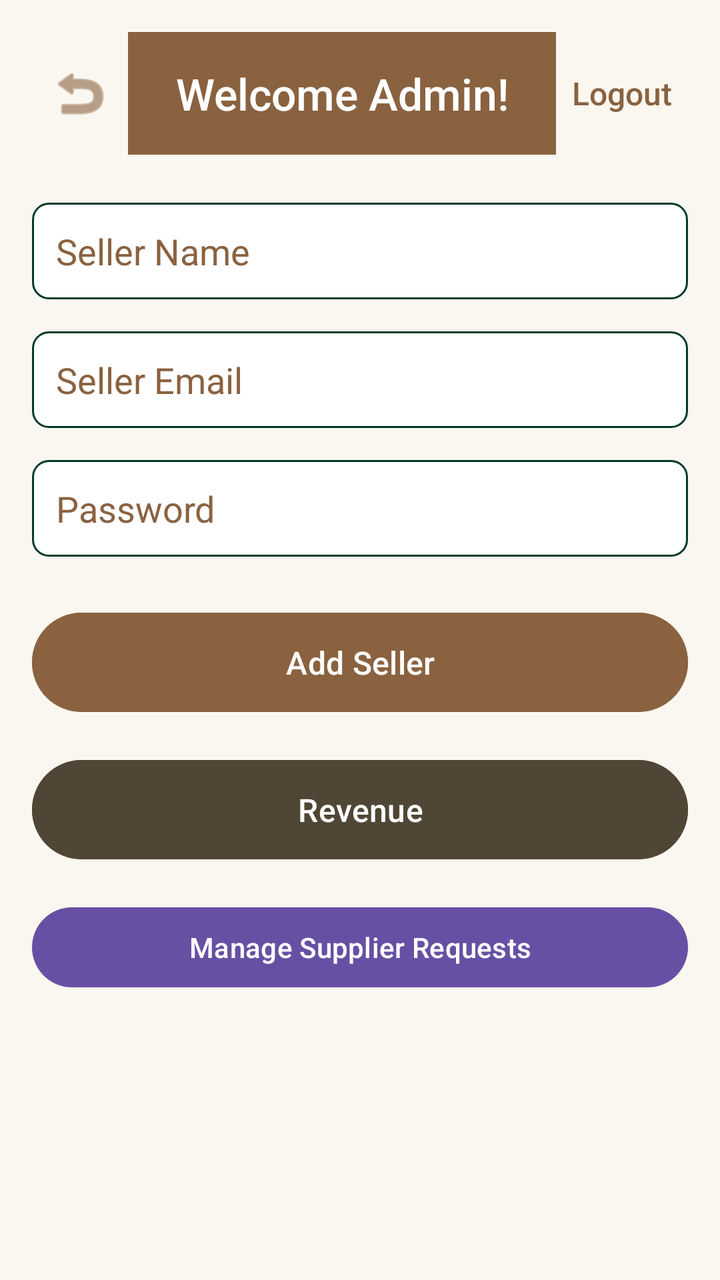
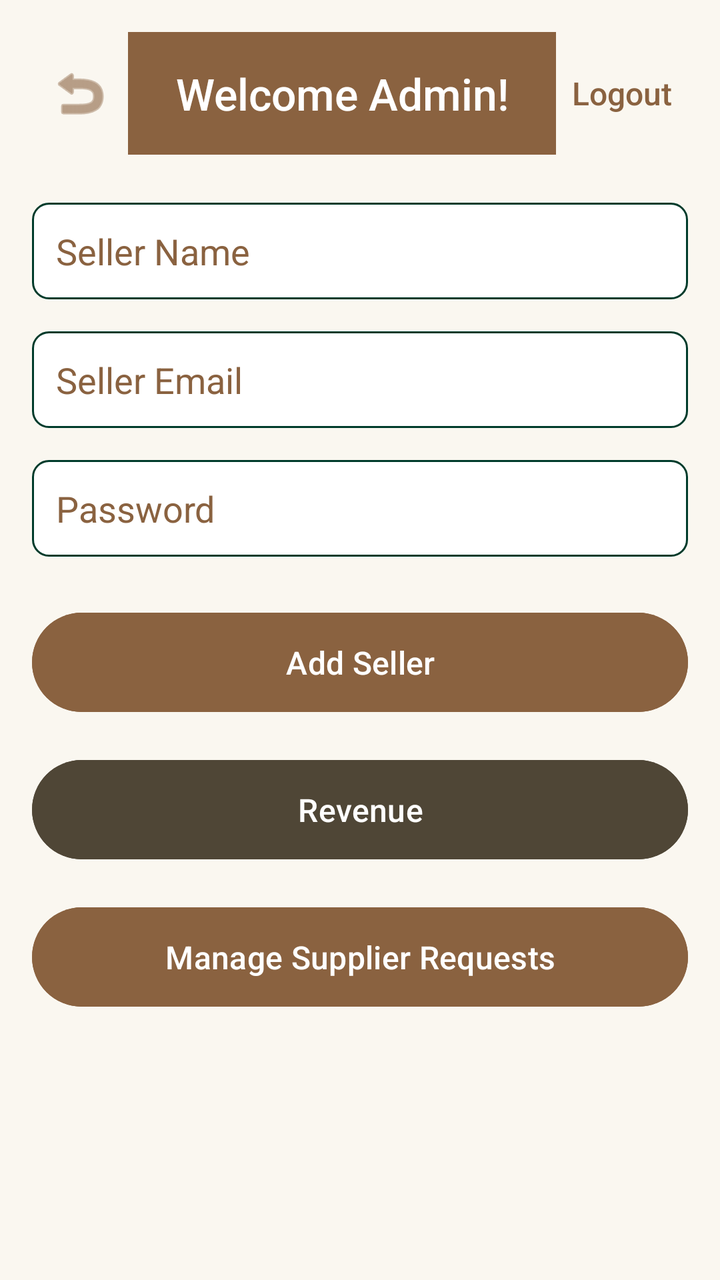

Before-and-after screenshots of an Android layout around one commit, followed by the original layout XML and the change that was made.
<!-- AndroidManifest.xml: application theme Theme.FurnitureStore -->
<!-- res/layout/activity_admin_dashboard.xml -->
<?xml version="1.0" encoding="utf-8"?>
<ScrollView xmlns:android="http://schemas.android.com/apk/res/android"
    android:layout_width="match_parent"
    android:layout_height="match_parent"
    xmlns:app="http://schemas.android.com/apk/res-auto"
    android:background="#FAF7F0"
    android:fillViewport="true">

    <LinearLayout
        android:layout_width="match_parent"
        android:layout_height="wrap_content"
        android:orientation="vertical"
        android:padding="16dp"
        android:fitsSystemWindows="true">

        
        <LinearLayout
            android:layout_width="match_parent"
            android:layout_height="wrap_content"
            android:orientation="horizontal"
            android:gravity="center_vertical"
            android:paddingBottom="24dp">

            <ImageView
                android:id="@+id/buttonGoBack"
                android:layout_width="wrap_content"
                android:layout_height="wrap_content"
                android:src="@android:drawable/ic_menu_revert"
                android:padding="8dp"
                android:contentDescription="Back"
                app:tint="#8A6240" />

            <TextView
                android:layout_width="0dp"
                android:layout_weight="1"
                android:layout_height="wrap_content"
                android:text="Welcome Admin!"
                android:textSize="22sp"
                android:textColor="#FFFFFF"
                android:background="#8A6240"
                android:gravity="center"
                android:padding="16dp"
                android:fontFamily="sans-serif-medium" />

            <TextView
                android:id="@+id/textLogout"
                android:layout_width="wrap_content"
                android:layout_height="wrap_content"
                android:text="Logout"
                android:textColor="#8A6240"
                android:textSize="16sp"
                android:clickable="true"
                android:focusable="true"
                android:padding="8dp"
                android:fontFamily="sans-serif-medium" />
        </LinearLayout>

        
        <EditText
            android:id="@+id/editSellerName"
            android:layout_width="match_parent"
            android:layout_height="wrap_content"
            android:hint="Seller Name"
            android:background="@drawable/edit_text_background"
            android:layout_marginBottom="16dp"
            android:padding="12dp"
            android:textColor="#000000"
            android:textColorHint="#8A6240" />

        <EditText
            android:id="@+id/editSellerEmail"
            android:layout_width="match_parent"
            android:layout_height="wrap_content"
            android:hint="Seller Email"
            android:background="@drawable/edit_text_background"
            android:layout_marginBottom="16dp"
            android:padding="12dp"
            android:textColor="#000000"
            android:textColorHint="#8A6240"
            android:inputType="textEmailAddress" />

        <EditText
            android:id="@+id/editSellerPassword"
            android:layout_width="match_parent"
            android:layout_height="wrap_content"
            android:hint="Password"
            android:background="@drawable/edit_text_background"
            android:layout_marginBottom="24dp"
            android:padding="12dp"
            android:textColor="#000000"
            android:textColorHint="#8A6240"
            android:inputType="textPassword" />

        <Button
            android:id="@+id/buttonAddSeller"
            android:layout_width="match_parent"
            android:layout_height="wrap_content"
            android:text="Add Seller"
            android:backgroundTint="#8A6240"
            android:textColor="#FFFFFF"
            android:textAllCaps="false"
            android:padding="14dp"
            android:textSize="16sp"
            android:fontFamily="sans-serif-medium" />

        <Button
            android:id="@+id/buttonRevenue"
            android:layout_width="match_parent"
            android:layout_height="wrap_content"
            android:text="Revenue"
            android:backgroundTint="#4F4636"
            android:textColor="#FFFFFF"
            android:textAllCaps="false"
            android:padding="14dp"
            android:layout_marginTop="16dp"
            android:textSize="16sp"
            android:fontFamily="sans-serif-medium" />
        <Button
            android:id="@+id/buttonViewRequests"
            android:layout_width="match_parent"
            android:layout_height="wrap_content"
            android:text="Manage Supplier Requests"
            android:layout_marginTop="16dp" />

    </LinearLayout>
</ScrollView>
<!-- resources referenced by this layout -->
<resources>
  <!-- drawable edit_text_background (drawable) -->
  <?xml version="1.0" encoding="utf-8"?>
  <shape xmlns:android="http://schemas.android.com/apk/res/android"
      android:shape="rectangle">
  
      <solid android:color="#FFFFFF" /> 
  
      <stroke
          android:width="1dp"
          android:color="#003B2B" /> 
  
      <corners android:radius="8dp" /> 
  
      <padding
          android:left="8dp"
          android:top="8dp"
          android:right="8dp"
          android:bottom="8dp" />
  </shape>
  <style name="Theme.FurnitureStore" parent="Base.Theme.FurnitureStore" />
  <style name="Base.Theme.FurnitureStore" parent="Theme.Material3.DayNight.NoActionBar">
          
          
      </style>
</resources>

<!-- the commit's change to res/layout/activity_admin_dashboard.xml (unified diff, before → after) -->
@@ -120,7 +120,14 @@
             android:layout_width="match_parent"
             android:layout_height="wrap_content"
             android:text="Manage Supplier Requests"
-            android:layout_marginTop="16dp" />
+            android:backgroundTint="#8A6240"
+            android:textColor="#FFFFFF"
+            android:textAllCaps="false"
+            android:padding="14dp"
+            android:layout_marginTop="16dp"
+            android:textSize="16sp"
+            android:fontFamily="sans-serif-medium" />
+
 
     </LinearLayout>
 </ScrollView>
